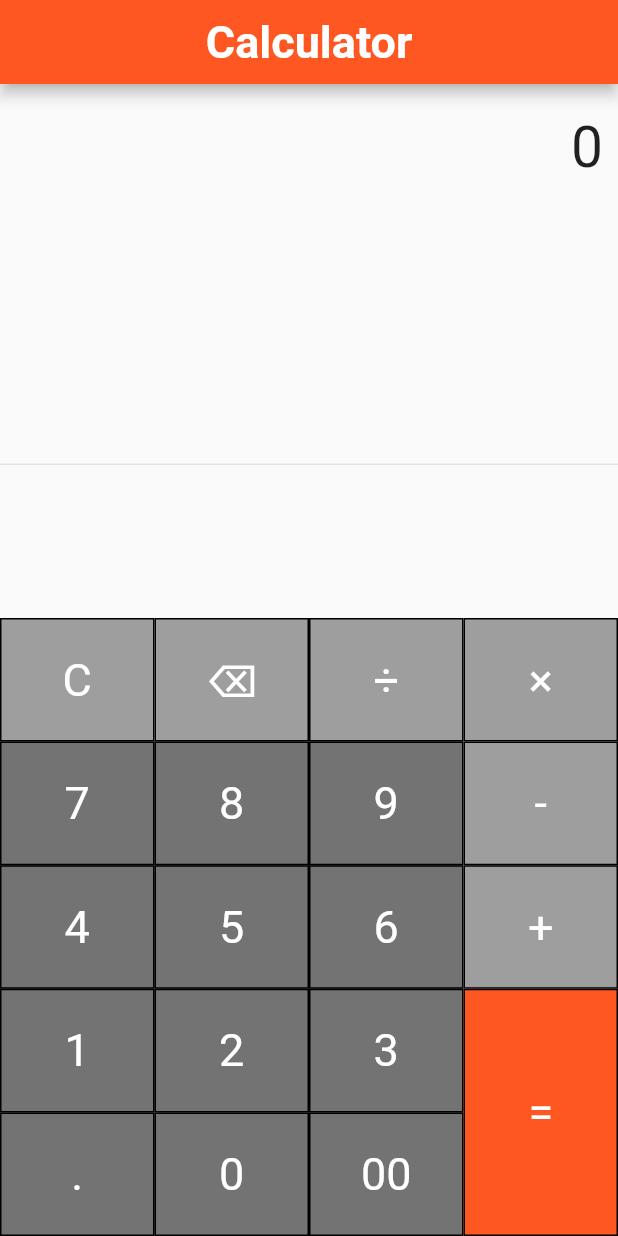
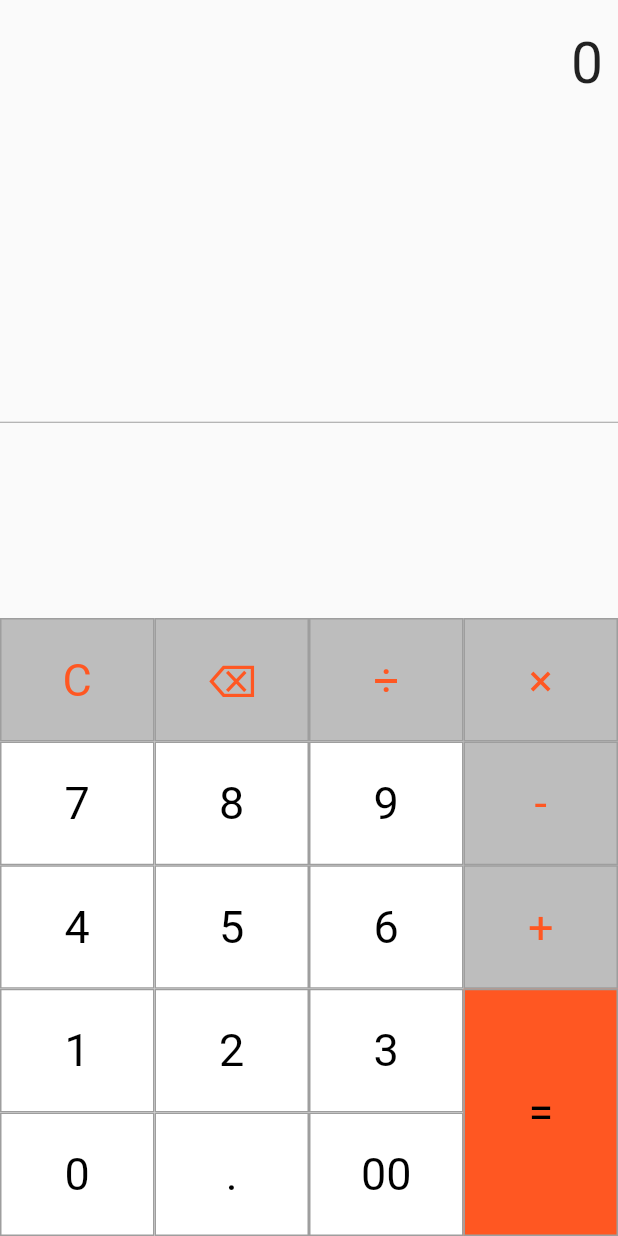
Before and after one commit to Anurodh437/Calculator-Using-Flutter, a Flutter app: the screen it shows after launch, on a phone screen of 412 x 824 dp. Run offline on Flutter 3.47's test engine with Material 2 defaults, Android fonts, the phone set to English and light mode, and no system bars; our stand-ins replace math_expressions.

Commit message:
Changed some functioning.

```diff
--- a/lib/main.dart
+++ b/lib/main.dart
@@ -12,19 +12,19 @@ class Calculator extends StatelessWidget {
   Widget build(BuildContext context) {
     return MaterialApp(
       debugShowCheckedModeBanner: false,
-      title: "Simple Calculator",
+      title: "Basic Calculator",
       theme: ThemeData(primarySwatch: Colors.deepOrange),
-      home: SimpleCalculator(),
+      home: BasicCalculator(),
     );
   }
 }
 
-class SimpleCalculator extends StatefulWidget {
+class BasicCalculator extends StatefulWidget {
   @override
-  _SimpleCalculatorState createState() => _SimpleCalculatorState();
+  _BasicCalculatorState createState() => _BasicCalculatorState();
 }
 
-class _SimpleCalculatorState extends State<SimpleCalculator> {
+class _BasicCalculatorState extends State<BasicCalculator> {
 
   String equation = "0";
   String result = "";
@@ -82,7 +82,7 @@ class _SimpleCalculatorState extends State<SimpleCalculator> {
     });
   }
 
-  Widget buildButton(String buttonText, double buttonHeight, Color buttonColor){
+  Widget buildButton(String buttonText, double buttonHeight, Color buttonColor,Color rang){
     return Container(
       height: MediaQuery.of(context).size.height * 0.1 * buttonHeight,
       color: buttonColor,
@@ -90,7 +90,7 @@ class _SimpleCalculatorState extends State<SimpleCalculator> {
           shape: RoundedRectangleBorder(
               borderRadius: BorderRadius.circular(0.0),
               side: BorderSide(
-                  color: Colors.black,
+                  color: Colors.grey,
                   width: 1,
                   style: BorderStyle.solid
               )
@@ -102,7 +102,7 @@ class _SimpleCalculatorState extends State<SimpleCalculator> {
             style: TextStyle(
                 fontSize: 30.0,
                 fontWeight: FontWeight.normal,
-                color: Colors.white
+                color: rang
             ),
           )
       ),
@@ -113,11 +113,14 @@ class _SimpleCalculatorState extends State<SimpleCalculator> {
   @override
   Widget build(BuildContext context) {
     return Scaffold(
-      appBar: AppBar(title: Text('Calculator',style: TextStyle(fontWeight: FontWeight.bold,fontSize: 30)),centerTitle: true),
+      appBar: AppBar(
+        title: Text('Calculator',style: TextStyle(fontWeight: FontWeight.bold,fontSize: 30)),
+        centerTitle: true,
+        toolbarHeight: 0,
+        elevation: 0.0,
+      ),
       body: Column(
         children: <Widget>[
-
-
           Container(
             alignment: Alignment.centerRight,
             padding: EdgeInsets.fromLTRB(10, 20, 10, 0),
@@ -133,7 +136,7 @@ class _SimpleCalculatorState extends State<SimpleCalculator> {
 
 
           Expanded(
-            child: Divider(),
+            child: Divider(color: Colors.grey,),
           ),
 
           Row(
@@ -145,41 +148,41 @@ class _SimpleCalculatorState extends State<SimpleCalculator> {
                   children: [
                     TableRow(
                         children: [
-                          buildButton("C", 1, Colors.grey),
-                          buildButton("⌫", 1, Colors.grey),
-                          buildButton("÷", 1, Colors.grey),
+                          buildButton("C", 1, Colors.grey[400],Colors.deepOrange),
+                          buildButton("⌫", 1, Colors.grey[400],Colors.deepOrange),
+                          buildButton("÷", 1, Colors.grey[400],Colors.deepOrange),
                         ]
                     ),
 
                     TableRow(
                         children: [
-                          buildButton("7", 1, Colors.black54),
-                          buildButton("8", 1, Colors.black54),
-                          buildButton("9", 1, Colors.black54),
+                          buildButton("7", 1, Colors.white,Colors.black),
+                          buildButton("8", 1, Colors.white,Colors.black),
+                          buildButton("9", 1, Colors.white,Colors.black),
                         ]
                     ),
 
                     TableRow(
                         children: [
-                          buildButton("4", 1, Colors.black54),
-                          buildButton("5", 1, Colors.black54),
-                          buildButton("6", 1, Colors.black54),
+                          buildButton("4", 1, Colors.white,Colors.black),
+                          buildButton("5", 1, Colors.white,Colors.black),
+                          buildButton("6", 1, Colors.white,Colors.black),
                         ]
                     ),
 
                     TableRow(
                         children: [
-                          buildButton("1", 1, Colors.black54),
-                          buildButton("2", 1, Colors.black54),
-                          buildButton("3", 1, Colors.black54),
+                          buildButton("1", 1, Colors.white,Colors.black),
+                          buildButton("2", 1, Colors.white,Colors.black),
+                          buildButton("3", 1, Colors.white,Colors.black),
                         ]
                     ),
 
                     TableRow(
                         children: [
-                          buildButton(".", 1, Colors.black54),
-                          buildButton("0", 1, Colors.black54),
-                          buildButton("00", 1, Colors.black54),
+                          buildButton("0", 1, Colors.white,Colors.black),
+                          buildButton(".", 1, Colors.white,Colors.black),
+                          buildButton("00", 1, Colors.white,Colors.black),
                         ]
                     ),
                   ],
@@ -193,25 +196,25 @@ class _SimpleCalculatorState extends State<SimpleCalculator> {
                   children: [
                     TableRow(
                         children: [
-                          buildButton("×", 1, Colors.grey),
+                          buildButton("×", 1, Colors.grey[400],Colors.deepOrange),
                         ]
                     ),
 
                     TableRow(
                         children: [
-                          buildButton("-", 1, Colors.grey),
+                          buildButton("-", 1, Colors.grey[400],Colors.deepOrange),
                         ]
                     ),
 
                     TableRow(
                         children: [
-                          buildButton("+", 1, Colors.grey),
+                          buildButton("+", 1, Colors.grey[400],Colors.deepOrange),
                         ]
                     ),
 
                     TableRow(
                         children: [
-                          buildButton("=", 2, Colors.deepOrange),
+                          buildButton("=", 2, Colors.deepOrange,Colors.black),
                         ]
                     ),
                   ],
```
Also changed, not shown: 2 other files.
